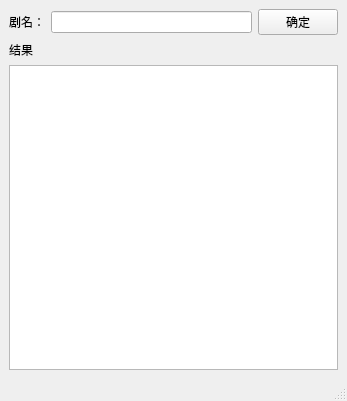
Qt form hello_world/pyqt_file_download/gui/gui.ui (WatsonJay/python_test) before a commit.
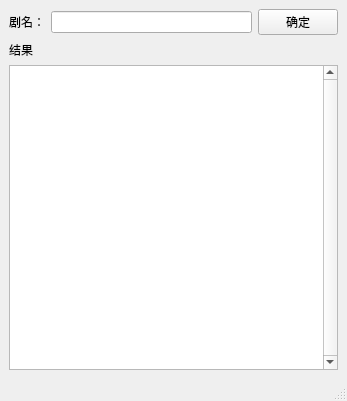
The same form after that commit.

Diff of the .ui file:
```diff
--- a/hello_world/pyqt_file_download/gui/gui.ui
+++ b/hello_world/pyqt_file_download/gui/gui.ui
@@ -46,7 +46,11 @@
        </widget>
       </item>
       <item>
-       <widget class="QTextEdit" name="textEdit"/>
+       <widget class="QTextEdit" name="textEdit">
+        <property name="verticalScrollBarPolicy">
+         <enum>Qt::ScrollBarAlwaysOn</enum>
+        </property>
+       </widget>
       </item>
      </layout>
     </item>
```
